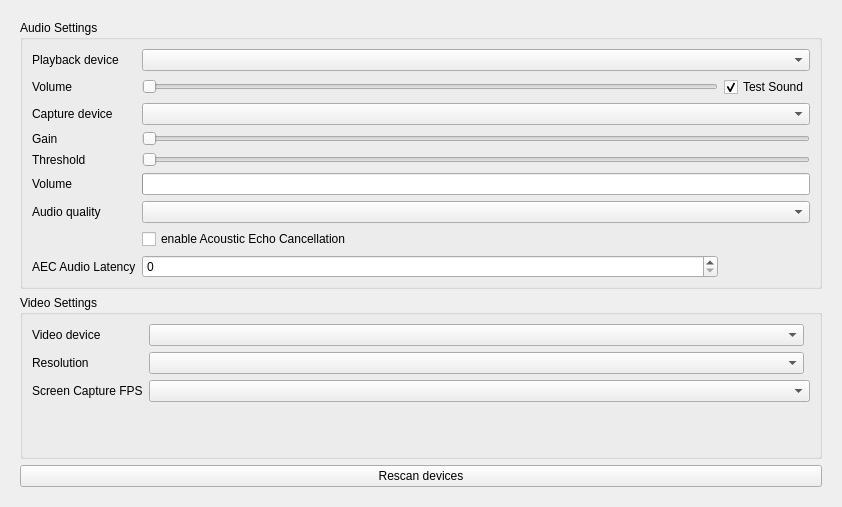
Before: the Qt Designer form src/widget/form/settings/avform.ui in Zoxcore/qTox_enhanced__archive, drawn with Qt 5.
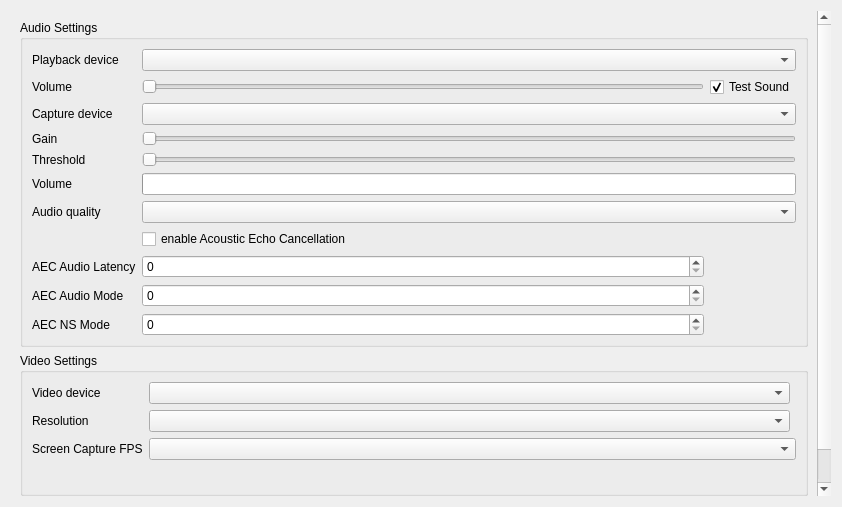
After: the same form once the commit is applied. Custom widgets are drawn as their Qt base class.

```diff
--- a/src/widget/form/settings/avform.ui
+++ b/src/widget/form/settings/avform.ui
@@ -173,6 +173,46 @@
             </property>
            </widget>
           </item>
+          <item row="9" column="0">
+           <widget class="QLabel" name="aecechomodeLabel">
+            <property name="text">
+             <string>AEC Audio Mode</string>
+            </property>
+            <property name="toolTip">
+             <string>AEC Mode 0 to 4</string>
+            </property>
+           </widget>
+          </item>
+          <item row="9" column="1">
+           <widget class="QSpinBox" name="aecechomode">
+            <property name="minimum">
+             <number>0</number>
+            </property>
+            <property name="maximum">
+             <number>4</number>
+            </property>
+           </widget>
+          </item>
+          <item row="10" column="0">
+           <widget class="QLabel" name="aecechonsmodeLabel">
+            <property name="text">
+             <string>AEC NS Mode</string>
+            </property>
+            <property name="toolTip">
+             <string>AEC NS Mode 0 to 3</string>
+            </property>
+           </widget>
+          </item>
+          <item row="10" column="1">
+           <widget class="QSpinBox" name="aecechonsmode">
+            <property name="minimum">
+             <number>0</number>
+            </property>
+            <property name="maximum">
+             <number>3</number>
+            </property>
+           </widget>
+          </item>
           <item row="6" column="1" colspan="2">
            <widget class="QComboBox" name="audioQualityComboBox">
             <property name="sizePolicy">
```
